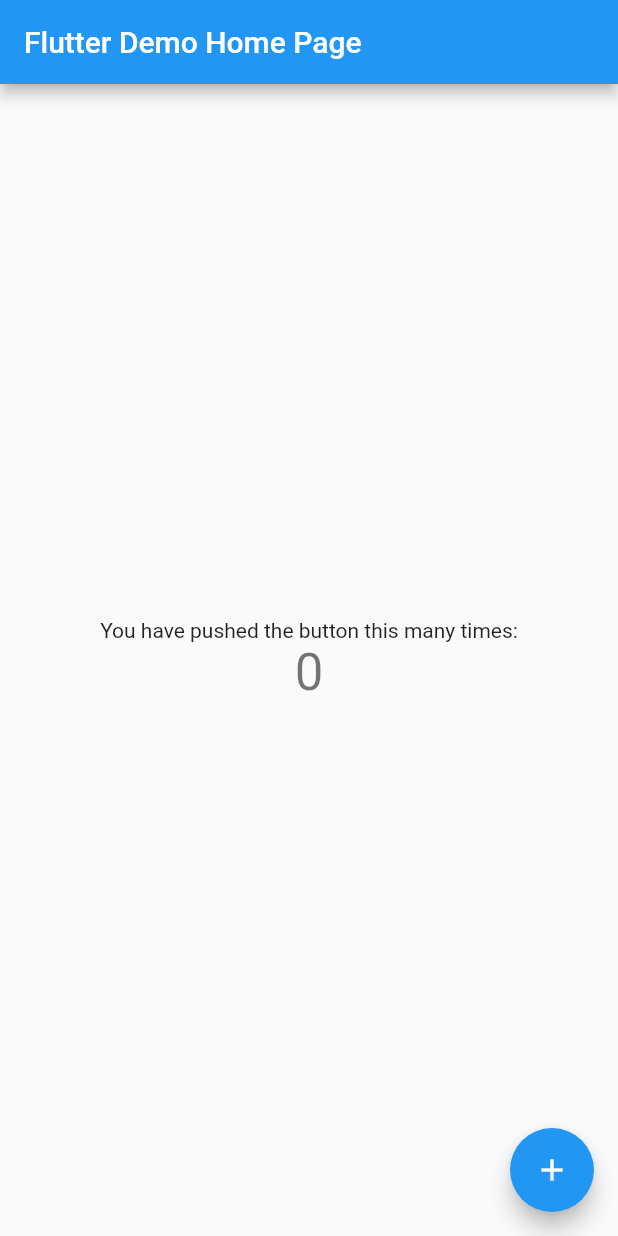
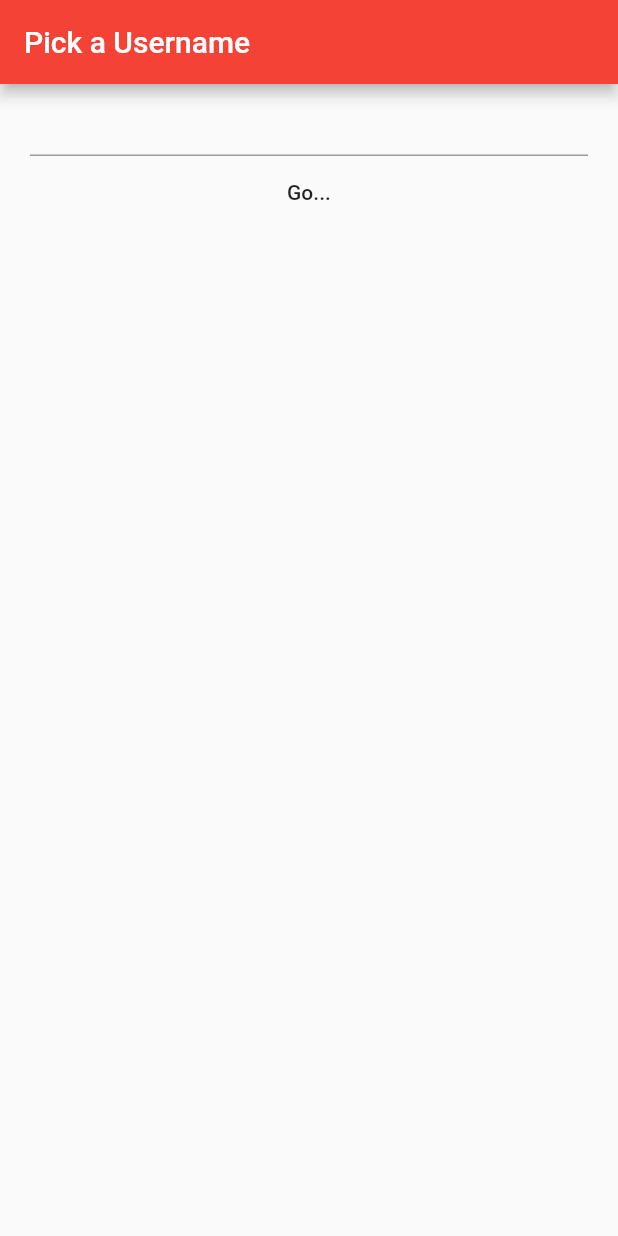
Before and after one commit to xans-me/flutter-chat-grpc, a Flutter app: the screen it shows after launch, on a phone screen of 412 x 824 dp. Run offline on Flutter 3.47's test engine with Material 2 defaults, Android fonts, the phone set to English and light mode, and no system bars; missing offline and left inert: grpc, protobuf.

Commit message:
feat: add chat page model

```diff
--- a/lib/main.dart
+++ b/lib/main.dart
@@ -1,117 +1,131 @@
 import 'package:flutter/material.dart';
+import 'package:flutter_chat_grpc/protobuff/service.pb.dart';
+import 'package:flutter_chat_grpc/service/chat_service.dart';
 
-void main() {
-  runApp(MyApp());
-}
+void main() => runApp(MyApp());
 
 class MyApp extends StatelessWidget {
-  // This widget is the root of your application.
   @override
   Widget build(BuildContext context) {
     return MaterialApp(
-      title: 'Flutter Demo',
+      title: 'gRPC Chat',
       theme: ThemeData(
-        // This is the theme of your application.
-        //
-        // Try running your application with "flutter run". You'll see the
-        // application has a blue toolbar. Then, without quitting the app, try
-        // changing the primarySwatch below to Colors.green and then invoke
-        // "hot reload" (press "r" in the console where you ran "flutter run",
-        // or simply save your changes to "hot reload" in a Flutter IDE).
-        // Notice that the counter didn't reset back to zero; the application
-        // is not restarted.
-        primarySwatch: Colors.blue,
-        // This makes the visual density adapt to the platform that you run
-        // the app on. For desktop platforms, the controls will be smaller and
-        // closer together (more dense) than on mobile platforms.
-        visualDensity: VisualDensity.adaptivePlatformDensity,
+        primarySwatch: Colors.red,
       ),
-      home: MyHomePage(title: 'Flutter Demo Home Page'),
+      home: LoginPage(),
     );
   }
 }
 
-class MyHomePage extends StatefulWidget {
-  MyHomePage({Key key, this.title}) : super(key: key);
+class LoginPage extends StatefulWidget {
+  @override
+  LoginState createState() => LoginState();
+}
 
-  // This widget is the home page of your application. It is stateful, meaning
-  // that it has a State object (defined below) that contains fields that affect
-  // how it looks.
-
-  // This class is the configuration for the state. It holds the values (in this
-  // case the title) provided by the parent (in this case the App widget) and
-  // used by the build method of the State. Fields in a Widget subclass are
-  // always marked "final".
-
-  final String title;
+class LoginState extends State<LoginPage> {
+  TextEditingController controller = TextEditingController();
 
   @override
-  _MyHomePageState createState() => _MyHomePageState();
+  Widget build(BuildContext context) {
+    return Scaffold(
+      appBar: AppBar(
+        title: Text("Pick a Username"),
+      ),
+      body: Center(
+        child: Padding(
+          padding: EdgeInsets.symmetric(horizontal: 20.0),
+          child: Column(
+            children: [
+              TextField(
+                controller: controller,
+              ),
+              MaterialButton(
+                child: Text("Go..."),
+                onPressed: () {
+                  Navigator.of(context).push(
+                    MaterialPageRoute(
+                      builder: (context) => MessagePage(
+                        ChatService(controller.text),
+                      ),
+                    ),
+                  );
+                },
+              )
+            ],
+          ),
+        ),
+      ),
+    );
+  }
 }
 
-class _MyHomePageState extends State<MyHomePage> {
-  int _counter = 0;
+class MessagePage extends StatefulWidget {
+  final ChatService service;
+  MessagePage(this.service);
 
-  void _incrementCounter() {
-    setState(() {
-      // This call to setState tells the Flutter framework that something has
-      // changed in this State, which causes it to rerun the build method below
-      // so that the display can reflect the updated values. If we changed
-      // _counter without calling setState(), then the build method would not be
-      // called again, and so nothing would appear to happen.
-      _counter++;
-    });
+  @override
+  _MessagePageState createState() => _MessagePageState();
+}
+
+class _MessagePageState extends State<MessagePage> {
+  TextEditingController controller;
+
+  Set<Message> messages;
+
+  @override
+  void initState() {
+    super.initState();
+    messages = Set();
+    controller = TextEditingController();
   }
 
   @override
   Widget build(BuildContext context) {
-    // This method is rerun every time setState is called, for instance as done
-    // by the _incrementCounter method above.
-    //
-    // The Flutter framework has been optimized to make rerunning build methods
-    // fast, so that you can just rebuild anything that needs updating rather
-    // than having to individually change instances of widgets.
     return Scaffold(
       appBar: AppBar(
-        // Here we take the value from the MyHomePage object that was created by
-        // the App.build method, and use it to set our appbar title.
-        title: Text(widget.title),
+        title: Text("Chats"),
       ),
       body: Center(
-        // Center is a layout widget. It takes a single child and positions it
-        // in the middle of the parent.
         child: Column(
-          // Column is also a layout widget. It takes a list of children and
-          // arranges them vertically. By default, it sizes itself to fit its
-          // children horizontally, and tries to be as tall as its parent.
-          //
-          // Invoke "debug painting" (press "p" in the console, choose the
-          // "Toggle Debug Paint" action from the Flutter Inspector in Android
-          // Studio, or the "Toggle Debug Paint" command in Visual Studio Code)
-          // to see the wireframe for each widget.
-          //
-          // Column has various properties to control how it sizes itself and
-          // how it positions its children. Here we use mainAxisAlignment to
-          // center the children vertically; the main axis here is the vertical
-          // axis because Columns are vertical (the cross axis would be
-          // horizontal).
-          mainAxisAlignment: MainAxisAlignment.center,
           children: <Widget>[
-            Text(
-              'You have pushed the button this many times:',
+            Padding(
+              padding: EdgeInsets.symmetric(horizontal: 20.0),
+              child: TextField(
+                controller: controller,
+              ),
             ),
-            Text(
-              '$_counter',
-              style: Theme.of(context).textTheme.headline4,
+            MaterialButton(
+              child: Text("Send"),
+              onPressed: () {
+                widget.service.sendMessage(controller.text);
+                controller.clear();
+              },
+            ),
+            Flexible(
+              child: StreamBuilder<Message>(
+                  stream: widget.service.receiveMessage(),
+                  builder: (context, snapshot) {
+                    if (!snapshot.hasData) {
+                      return Center(
+                        child: CircularProgressIndicator(),
+                      );
+                    }
+                    messages.add(snapshot.data);
+
+                    return ListView(
+                      children: messages
+                          .map((msg) => ListTile(
+                                leading: Text(msg.user.name),
+                                title: Text(msg.content),
+                                subtitle: Text(msg.timestamp),
+                              ))
+                          .toList(),
+                    );
+                  }),
             ),
           ],
         ),
       ),
-      floatingActionButton: FloatingActionButton(
-        onPressed: _incrementCounter,
-        tooltip: 'Increment',
-        child: Icon(Icons.add),
-      ), // This trailing comma makes auto-formatting nicer for build methods.
     );
   }
 }
```
Also changed, not shown: 1 other file.
